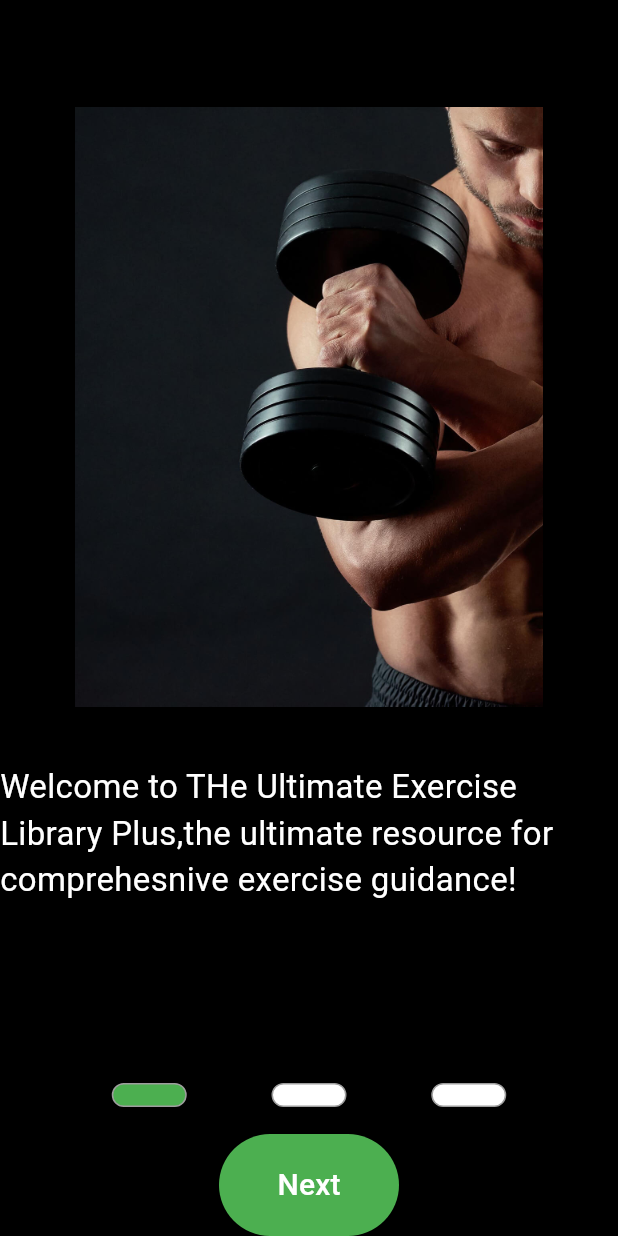
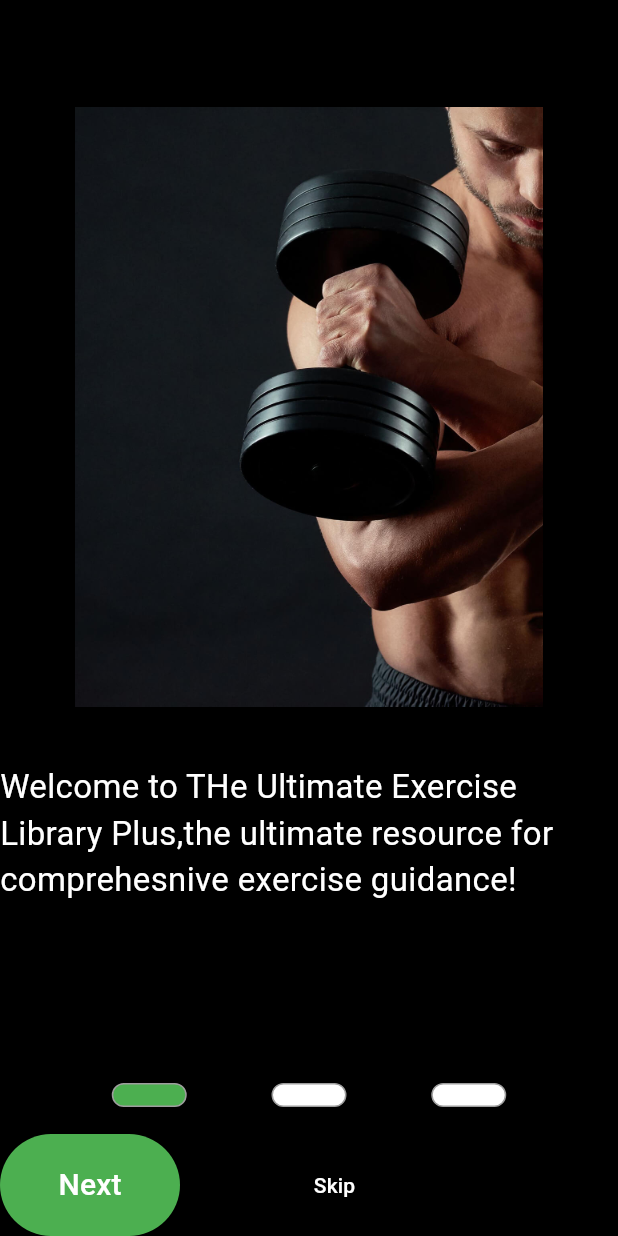
Before and after one commit to NamiqSalmanov0/Fitnes_App, a Flutter app: the screen it shows after launch, on a phone screen of 412 x 824 dp. Run offline on Flutter 3.47's test engine with Material 3 defaults, Android fonts, the phone set to English and light mode, and no system bars; our stand-ins replace animate_do, shared_preferences.

Commit message:
Sahred Prefernced

```diff
--- a/lib/app.dart
+++ b/lib/app.dart
@@ -1,10 +1,13 @@
-import 'package:fitness_app/pages/spalsh_page/splash_page.dart';
 import 'package:flutter/material.dart';
 
+import 'pages/auth/register_page.dart';
+import 'pages/intro_page/intro_page.dart';
+
 class MyApp extends StatelessWidget {
-  const MyApp({super.key});
+  const MyApp({super.key, required this.isShowIntro});
 
-  // This widget is the root of your application.
+  final bool? isShowIntro;
+  @override
   @override
   Widget build(BuildContext context) {
     return MaterialApp(
@@ -12,12 +15,11 @@ class MyApp extends StatelessWidget {
       theme: ThemeData(
         scaffoldBackgroundColor: Colors.black,
         appBarTheme: const AppBarTheme(color: Colors.black),
-
         colorScheme: ColorScheme.fromSeed(seedColor: Colors.deepPurple),
         useMaterial3: true,
       ),
       debugShowCheckedModeBanner: false,
-      home: const SplashPage(),
+      home: (isShowIntro ?? false) ? const RegisterPage() : const IntroPage(),
     );
   }
 }
--- a/lib/pages/intro_page/intro_page.dart
+++ b/lib/pages/intro_page/intro_page.dart
@@ -1,4 +1,6 @@
-import 'package:fitness_app/pages/intro_page/widgets/intro_startedbutton.dart';
+import '../auth/register_page.dart';
+import 'widgets/intro_startedbutton.dart';
+import '../../utils/extensions/context_extensions.dart';
 import 'package:flutter/material.dart';
 
 import '../../data/models/intro_model.dart';
@@ -50,10 +52,25 @@ class _IntroPageState extends State<IntroPage> {
             ),
             selectedPage == IntroModel.myModel.length - 1
                 ? const IntroStartedbutton()
-                : IntroNextButton(
-                    pageController: _pageController,
-                    selectedPage: selectedPage,
-                  )
+                : Row(
+                    children: [
+                      IntroNextButton(
+                        pageController: _pageController,
+                        selectedPage: selectedPage,
+                      ),
+                      SizedBox(
+                        width: MediaQuery.sizeOf(context).width / 2,
+                        child: TextButton(
+                            onPressed: () {
+                              context.goReplace(const RegisterPage());
+                            },
+                            child: const Text(
+                              'Skip',
+                              style: TextStyle(color: Colors.white),
+                            )),
+                      )
+                    ],
+                  ),
           ],
         ));
   }
--- a/pubspec.yaml
+++ b/pubspec.yaml
@@ -36,6 +36,7 @@ dependencies:
   # Use with the CupertinoIcons class for iOS style icons.
   cupertino_icons: ^1.0.6
   animate_do: ^3.3.4
+  shared_preferences: ^2.2.3
 
 dev_dependencies:
   flutter_test:
```
Also changed, not shown: lib/main.dart (+6 -2 lines), lib/pages/intro_page/widgets/intro_startedbutton.dart (+9 -3 lines), lib/utils/extensions/context_extensions.dart (added, +19 -0 lines), pubspec.lock, 2 other files.
